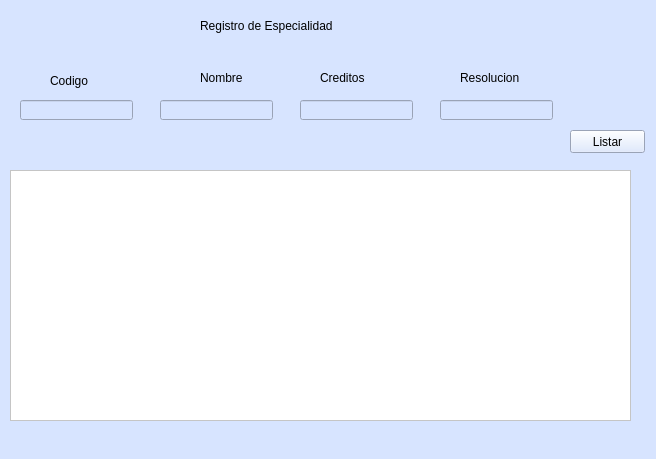
Qt form UI/ventanaEspecialidad.ui (KevinValdezVargas/expert-broccoli) before a commit.
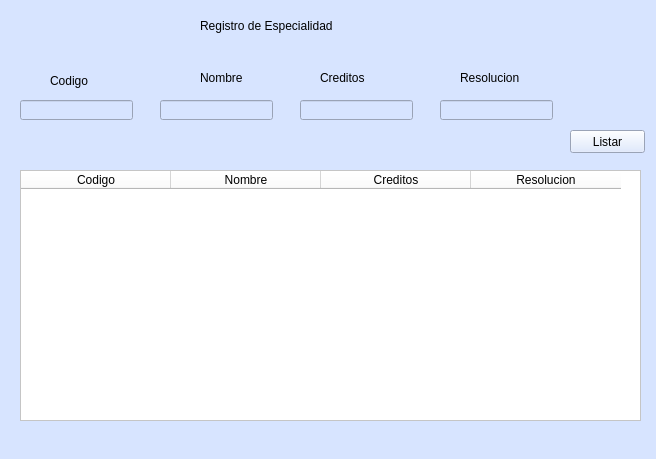
The same form after that commit.

Patch:
```diff
--- a/UI/ventanaEspecialidad.ui
+++ b/UI/ventanaEspecialidad.ui
@@ -147,7 +147,7 @@
    <widget class="QTableWidget" name="tblEspecialidad">
     <property name="geometry">
      <rect>
-      <x>10</x>
+      <x>20</x>
       <y>170</y>
       <width>621</width>
       <height>251</height>
@@ -156,6 +156,29 @@
     <property name="styleSheet">
      <string notr="true">background-color: rgb(255, 255, 255);</string>
     </property>
+    <attribute name="horizontalHeaderDefaultSectionSize">
+     <number>150</number>
+    </attribute>
+    <column>
+     <property name="text">
+      <string>Codigo</string>
+     </property>
+    </column>
+    <column>
+     <property name="text">
+      <string>Nombre</string>
+     </property>
+    </column>
+    <column>
+     <property name="text">
+      <string>Creditos</string>
+     </property>
+    </column>
+    <column>
+     <property name="text">
+      <string>Resolucion</string>
+     </property>
+    </column>
    </widget>
    <widget class="QLineEdit" name="txtNombre_2">
     <property name="geometry">
```
